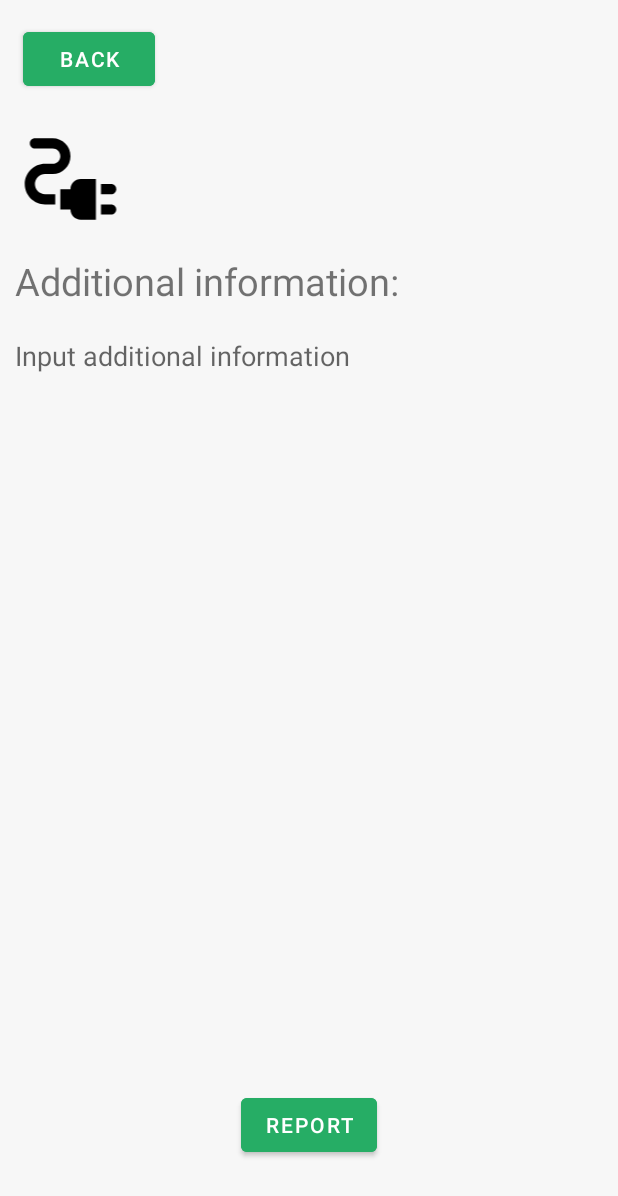
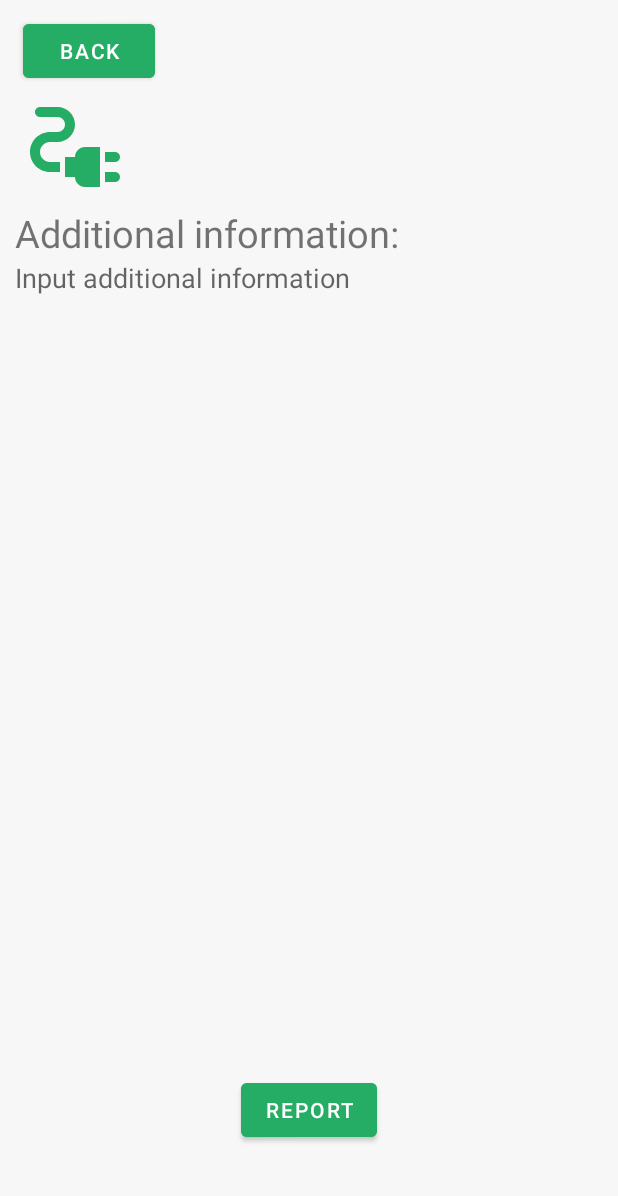
Before and after one commit to Nicaender/ChargingStation, an Android app: the layout activity_report.xml on its own in the app's theme, with its tools: preview values and no code run, on a phone screen of 412 x 824 dp. Shown: the top 1196 px of the screen. Run offline under Robolectric (Android 15) with nearby library versions, the phone set to English and light mode, and no system bars.

Commit message:
added custom info window adapter, changed some design, marked fast charging or non fast charging charging station

```diff
--- a/app/src/main/res/drawable/item_curved.xml
+++ b/app/src/main/res/drawable/item_curved.xml
@@ -3,6 +3,6 @@
     android:shape="rectangle" >
     <solid android:color="@color/item_background_color" />
     <corners
-        android:radius="10dp"
+        android:radius="20dp"
         />
 </shape>
--- a/app/src/main/res/layout/activity_main.xml
+++ b/app/src/main/res/layout/activity_main.xml
@@ -8,7 +8,7 @@
     tools:context=".activities.MainActivity">
 
     <FrameLayout
-        android:id="@+id/fragment_container"
+        android:id="@+id/fragmentContainer"
         android:layout_width="match_parent"
         android:layout_height="match_parent"
         android:layout_above="@id/bottomNavbar">
--- a/app/src/main/res/layout/activity_report.xml
+++ b/app/src/main/res/layout/activity_report.xml
@@ -5,39 +5,39 @@
     android:layout_width="match_parent"
     android:layout_height="match_parent"
     android:background="@color/background_color"
+    android:padding="10dp"
     tools:context=".activities.ReportActivity">
 
     <Button
         android:id="@+id/buttonReportBack"
         android:layout_width="wrap_content"
         android:layout_height="wrap_content"
-        android:layout_margin="15dp"
+        android:layout_marginLeft="5dp"
         android:backgroundTint="@color/button_background_color"
         android:textColor="@color/button_text_color"
         android:text="@string/back"/>
 
     <ImageView
-        android:id="@+id/imageview_charging_station"
-        android:layout_width="94dp"
-        android:layout_height="81dp"
+        android:id="@+id/imageViewChargingStation"
+        android:layout_width="80dp"
+        android:layout_height="80dp"
         android:layout_below="@id/buttonReportBack"
         app:srcCompat="@drawable/ic_baseline_electrical_services_24"
-        tools:ignore="ContentDescription" />
+        android:contentDescription="@string/no_description"
+        app:tint="@color/icon_color" />
 
     <TextView
         android:id="@+id/textViewChargingStationAddress"
         android:layout_width="match_parent"
         android:layout_height="wrap_content"
-        android:layout_margin="10dp"
         android:layout_below="@id/buttonReportBack"
-        android:layout_toRightOf="@id/imageview_charging_station" />
+        android:layout_toRightOf="@id/imageViewChargingStation" />
 
     <TextView
-        android:id="@+id/textview_additional_information"
+        android:id="@+id/textViewAdditionalInformation"
         android:layout_width="match_parent"
         android:layout_height="wrap_content"
-        android:layout_margin="10dp"
-        android:layout_below="@id/imageview_charging_station"
+        android:layout_below="@id/imageViewChargingStation"
         android:textSize="25sp"
         android:text="@string/additional_information" />
 
@@ -45,9 +45,8 @@
         android:id="@+id/editTextAdditionalInformation"
         android:layout_width="match_parent"
         android:layout_height="wrap_content"
-        android:layout_margin="10dp"
         android:layout_centerInParent="true"
-        android:layout_below="@id/textview_additional_information"
+        android:layout_below="@id/textViewAdditionalInformation"
         android:background="@color/background_color"
         android:autofillHints="Additional information"
         tools:ignore="LabelFor"
--- a/app/src/main/res/layout/activity_search.xml
+++ b/app/src/main/res/layout/activity_search.xml
@@ -4,13 +4,14 @@
     android:layout_width="match_parent"
     android:layout_height="match_parent"
     android:background="@color/background_color"
+    android:padding="10dp"
     tools:context=".activities.SearchActivity">
 
     <Button
         android:id="@+id/buttonSearchBack"
         android:layout_width="wrap_content"
         android:layout_height="wrap_content"
-        android:layout_margin="15dp"
+        android:layout_marginLeft="5dp"
         android:backgroundTint="@color/button_background_color"
         android:textColor="@color/button_text_color"
         android:text="@string/back"/>
@@ -22,7 +23,6 @@
         android:layout_toRightOf="@id/buttonSearchBack"
         android:background="@color/white"
         android:iconifiedByDefault="false"
-        android:layout_margin="10dp"
         android:queryHint="@string/search_here"
         android:backgroundTint="@color/background_color"/>
 
@@ -30,7 +30,7 @@
         android:id="@+id/rvSearchList"
         android:layout_width="match_parent"
         android:layout_height="match_parent"
-        android:layout_marginHorizontal="10dp"
+        android:layout_marginTop="10dp"
         android:layout_below="@id/searchViewChargingStation" />
 
 </RelativeLayout>
--- a/app/src/main/res/layout/fragment_favorites.xml
+++ b/app/src/main/res/layout/fragment_favorites.xml
@@ -4,10 +4,11 @@
     android:layout_width="match_parent"
     android:layout_height="match_parent"
     android:background="@color/background_color"
+    android:padding="10dp"
     tools:context=".fragments.FavoritesFragment">
 
     <RelativeLayout
-        android:id="@+id/fragment_container"
+        android:id="@+id/fragmentContainer"
         android:layout_width="match_parent"
         android:layout_height="match_parent"
         tools:ignore="UselessParent">
@@ -15,7 +16,8 @@
         <androidx.recyclerview.widget.RecyclerView
             android:id="@+id/rvFavoriteList"
             android:layout_width="match_parent"
-            android:layout_height="match_parent"/>
+            android:layout_height="match_parent"
+            android:layout_marginTop="10dp"/>
     </RelativeLayout>
 
 </RelativeLayout>
--- a/app/src/main/res/layout/fragment_my_cars.xml
+++ b/app/src/main/res/layout/fragment_my_cars.xml
@@ -4,6 +4,7 @@
     android:layout_width="match_parent"
     android:layout_height="match_parent"
     android:background="@color/background_color"
+    android:padding="10dp"
     tools:context=".fragments.MyCarsFragment">
 
     <TextView
--- a/app/src/main/res/layout/fragment_settings.xml
+++ b/app/src/main/res/layout/fragment_settings.xml
@@ -4,6 +4,7 @@
     android:layout_width="match_parent"
     android:layout_height="match_parent"
     android:background="@color/background_color"
+    android:padding="10dp"
     tools:context=".fragments.SettingsFragment">
 
     <Button
@@ -11,7 +12,6 @@
         android:layout_width="match_parent"
         android:layout_height="wrap_content"
         android:layout_centerInParent="true"
-        android:layout_marginHorizontal="10dp"
         android:backgroundTint="@color/button_background_color"
         android:textColor="@color/button_text_color"
         android:textStyle="bold"
@@ -24,7 +24,6 @@
         android:layout_height="wrap_content"
         android:layout_centerInParent="true"
         android:layout_above="@id/buttonTechnicianSite"
-        android:layout_marginHorizontal="10dp"
         android:backgroundTint="@color/button_background_color"
         android:textStyle="bold"
         android:textSize="16sp"
--- a/app/src/main/res/layout/item_defective.xml
+++ b/app/src/main/res/layout/item_defective.xml
@@ -8,7 +8,7 @@
     <RelativeLayout
         android:layout_width="wrap_content"
         android:layout_height="wrap_content"
-        android:layout_margin="10dp"
+        android:layout_marginBottom="20dp"
         android:background="@drawable/item_curved">
 
         <TextView
--- a/app/src/main/res/layout/item_favorite.xml
+++ b/app/src/main/res/layout/item_favorite.xml
@@ -8,7 +8,7 @@
     <RelativeLayout
         android:layout_width="wrap_content"
         android:layout_height="wrap_content"
-        android:layout_margin="10dp"
+        android:layout_marginBottom="20dp"
         android:background="@drawable/item_curved">
 
         <TextView
```
Also changed, not shown: app/src/main/java/com/nzse_chargingstation/app/activities/MainActivity.java (+5 -5 lines), app/src/main/java/com/nzse_chargingstation/app/classes/InfoWindowAdapter.java (added, +67 -0 lines), app/src/main/java/com/nzse_chargingstation/app/fragments/MapsFragment.java (+51 -18 lines), app/src/main/res/layout/activity_technician.xml (+12 -11 lines), app/src/main/res/layout/custom_info_window.xml (added, +37 -0 lines), app/src/main/res/layout/item_search.xml (+4 -4 lines).
